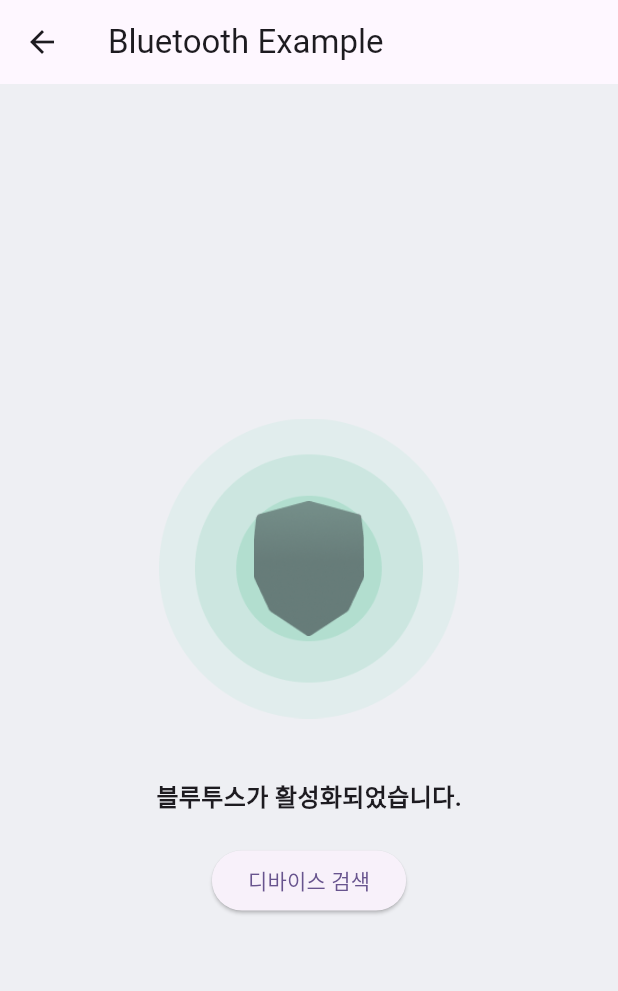
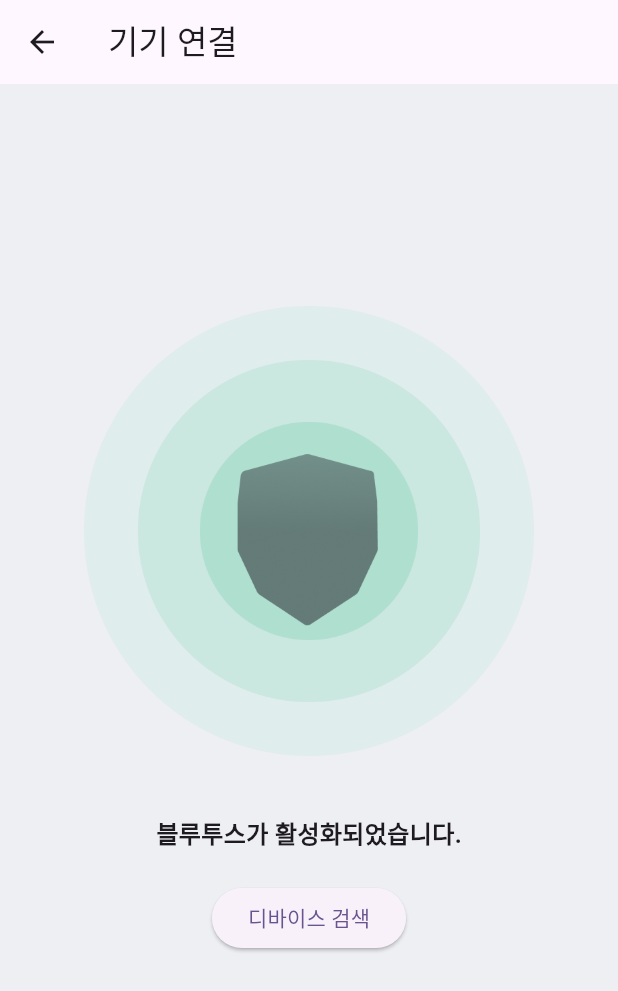
Before and after one commit to Ui-chan/aground-flutter, a Flutter app: the BluetoothPage screen opened directly, on a phone screen of 412 x 824 dp. Shown: the top 991 px of the screen. Run offline on Flutter 3.47's test engine with Material 3 defaults, Android fonts, the phone set to English and light mode, and no system bars; our stand-ins replace flutter_blue_plus, permission_handler, webview_flutter.

Commit message:
블루투스 연결 부분 완료

```diff
--- a/lib/BluetoothPage.dart
+++ b/lib/BluetoothPage.dart
@@ -338,42 +338,42 @@ class _BluetoothPageState extends State<BluetoothPage> {
       await _responseSubscription?.cancel();
     }
   }
+
+
 @override
 Widget build(BuildContext context) {
+    final double screenHeight = MediaQuery.of(context).size.height;
+  final double appBarHeight = AppBar().preferredSize.height;
   return Scaffold(
     appBar: AppBar(
-      title: const Text('Bluetooth Example'),
+      title: const Text('기기 연결'),
     ),
   body: Stack(
       alignment: Alignment.center,
       children: [
-        // 메인 콘텐츠
         Center(
           child: isScanning
               ? Column(
                           mainAxisSize: MainAxisSize.min, // 콘텐츠를 중앙에 배치
-                  mainAxisAlignment: MainAxisAlignment.center,
-                  crossAxisAlignment: CrossAxisAlignment.center,
+                          mainAxisAlignment: MainAxisAlignment.center, // 세로 방향으로 중앙 정렬
+                          crossAxisAlignment: CrossAxisAlignment.center, // 가로 방향으로 중앙 정렬
                           children: [
                     Stack(
                       alignment: Alignment.center,
                       children: [
                         Image.asset(
-                          'assets/images/effect.png',
-                          width: 200, // 크기 조정
-                          height: 200, // 크기 조정
-                        ),
-                        Image.asset(
-                          'assets/images/device.png',
-                          width: 85,
-                          height: 90,
+                          'assets/images/effectdevice.png', // 이미지 변경
+                          width: 300, // 크기 조정
+                          height: 300, // 크기 조정
                         ),
                       ],
                     ),
-                    SizedBox(height: 40),
-                    Text("기기를 찾는 중...", style: TextStyle(fontSize: 18)),
+                    SizedBox(height: 40), // 이미지와 텍스트 간격 조정
+                    Text("기기를 찾는 중...", style:TextStyle(fontSize: 16, fontWeight: FontWeight.bold)
+                    ),
                     SizedBox(height: 20),
                     CircularProgressIndicator(),
+                    SizedBox(height: 52),
                   ],
                 )
               : connectionStatus == "success"
@@ -386,26 +386,21 @@ Widget build(BuildContext context) {
                         fit: BoxFit.cover, // 화면을 채우도록 설정
                       ),
                     ),
-          // ringeffect 이미지를 중앙에 배치하고 양옆 50% 잘라내기
+                    // ringtest 이미지를 화면 중앙에 배치
+                    Column(
+                      mainAxisAlignment: MainAxisAlignment.center, // 중앙 정렬
+                      children: [
                         Center(
-            child: ClipRect(
-              child: Align(
-                alignment: Alignment.center,
-
                           child: Image.asset(
-                  'assets/images/ringeffect.png',
-                  height: 200, // 높이 설정
-                  fit: BoxFit.cover,
+                            'assets/images/successdevice.png',
+                            width: 230, // 이미지 크기 설정
+                            height: 230, // 이미지 크기 설정
+                            fit: BoxFit.contain, // 이미지가 잘리지 않도록 설정
                           ),
                         ),
-            ),
-          ),
-          // 하단 텍스트와 버튼을 이미지 아래로 배치
-          Align(
-            alignment: Alignment.bottomCenter,
-            child: Padding(
-              padding: const EdgeInsets.only(bottom: 50), // 버튼과 텍스트 위치 조정
-              child: Column(
+                        SizedBox(height: 30), // 이미지와 텍스트 간격 조정
+                        // 텍스트와 버튼을 이미지 아래로 배치
+                        Column(
                           mainAxisSize: MainAxisSize.min,
                           children: [
                             Row(
@@ -448,10 +443,12 @@ Widget build(BuildContext context) {
                             ),
                           ],
                         ),
-            ),
+                      ],
                     ),
                   ],
                 )
+
+
                   : connectionStatus == "failure"
                       ? Column(
                           mainAxisSize: MainAxisSize.min, // 콘텐츠를 중앙에 배치
@@ -502,19 +499,13 @@ Widget build(BuildContext context) {
                           mainAxisAlignment: MainAxisAlignment.center, // 세로 방향으로 중앙 정렬
                           crossAxisAlignment: CrossAxisAlignment.center, // 가로 방향으로 중앙 정렬
                           children: [
-                            SizedBox(height: 70), // 화면 전체적으로 아래로 이동시키기 위한 여백 추가
                     Stack(
                       alignment: Alignment.center,
                       children: [
                         Image.asset(
-                                  'assets/images/effect.png',
-                                  width: 200, // 크기 조정
-                                  height: 200, // 크기 조정
-                                ),
-                                Image.asset(
-                                  'assets/images/device.png',
-                                  width: 85,
-                                  height: 90,
+                          'assets/images/effectdevice.png', // 이미지 변경
+                          width: 300, // 크기 조정
+                          height: 300, // 크기 조정
                         ),
                       ],
                     ),
@@ -531,7 +522,7 @@ Widget build(BuildContext context) {
                                   _adapterState == BluetoothAdapterState.on ? scanForDevices : null,
                               child: Text('디바이스 검색'),
                             ),
-                            SizedBox(height: 20), // 간격 조정
+                            // SizedBox(height: 20), // 간격 조정
                             if (_scanResults.isEmpty)
                               Padding(
                                 padding: const EdgeInsets.symmetric(vertical: 10),
```
Also changed, not shown: pubspec.yaml (+3 -5 lines), assets/images/device.png (deleted), assets/images/effect.png (deleted), assets/images/effectdevice.png (added), assets/images/ring2.png (deleted), assets/images/ringeffect.png (deleted), assets/images/succesdevice.png (deleted), assets/images/successdevice.png (added). Lines whose indentation alone changed are shown as unchanged.
